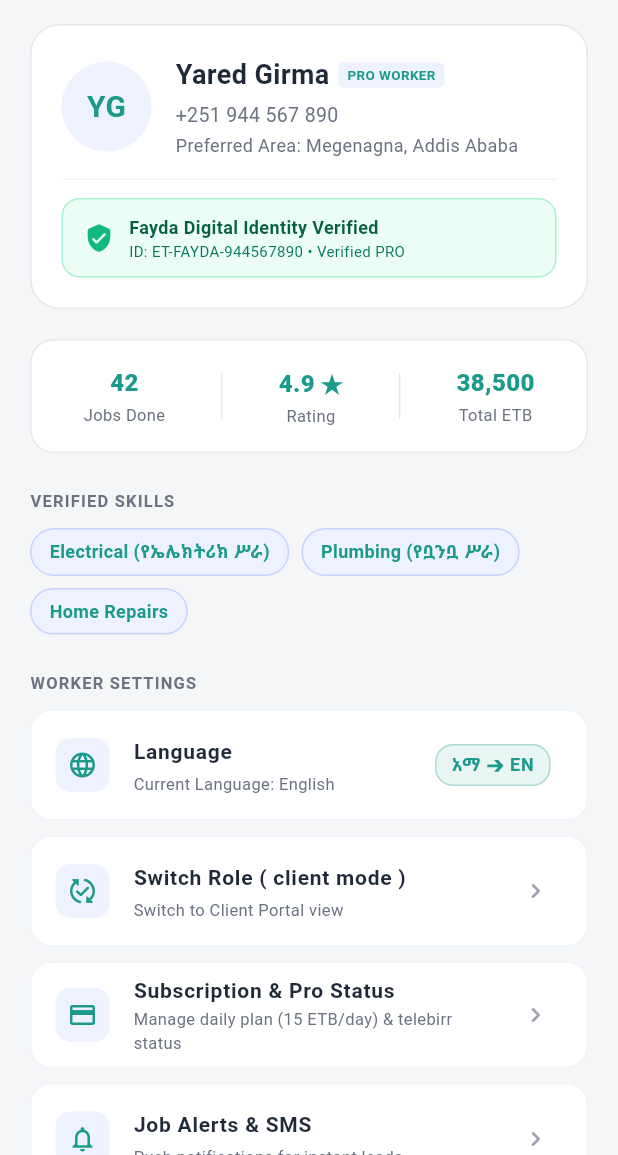
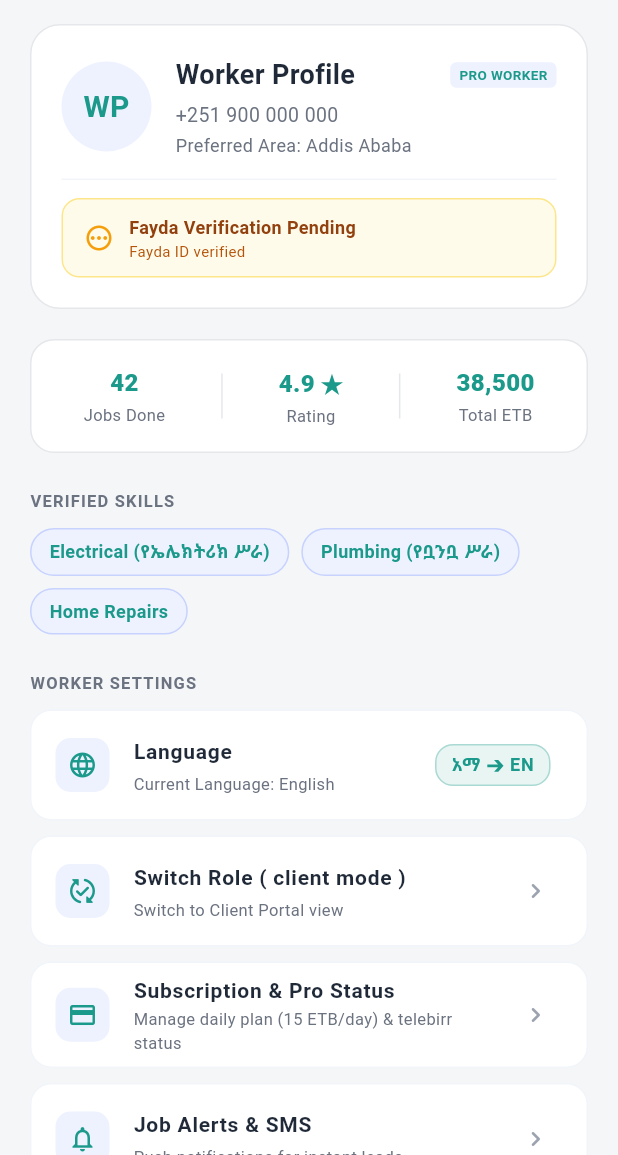
Before and after one commit to Leul0M/Seralegn, a Flutter app: the WorkerProfileScreen screen opened directly with empty values, on a phone screen of 412 x 824 dp, the part 81-1236 px from its top. Run offline on Flutter 3.47's test engine with Material 3 defaults, Android fonts, the phone set to English and light mode, and no system bars; our stand-ins replace flutter_dotenv, geolocator, get, hive_flutter, image_picker, supabase_flutter; missing offline and left inert: mobile_scanner; accounts and stored records are empty.

Commit message:
feat: update app icons and implement user profile data rendering with dynamic profile images

```diff
--- a/mobile/seralegn/lib/models/onboarding_data.dart
+++ b/mobile/seralegn/lib/models/onboarding_data.dart
@@ -39,9 +39,9 @@ class OnboardingData {
 
   void resetForRole(UserRole newRole) {
     role = newRole;
-    fullName = newRole.defaultNameExample;
-    phoneNumber = newRole.defaultPhoneExample;
-    neighborhood = newRole.defaultNeighborhoodExample;
+    fullName = '';
+    phoneNumber = '';
+    neighborhood = '';
     password = '';
     faydaNumber = '';
     isFaydaVerified = false;
--- a/mobile/seralegn/lib/screens/completion_screen.dart
+++ b/mobile/seralegn/lib/screens/completion_screen.dart
@@ -36,6 +36,7 @@ class _CompletionScreenState extends State<CompletionScreen> {
           phone: data.phoneNumber,
           password: data.password.isNotEmpty ? data.password : '123456',
           neighborhood: data.neighborhood,
+          profileImageBytes: data.profileImageBytes,
         );
       } else {
         await AuthService.instance.signUpWorker(
@@ -44,6 +45,8 @@ class _CompletionScreenState extends State<CompletionScreen> {
           password: data.password.isNotEmpty ? data.password : '123456',
           faydaNumber: data.faydaNumber,
           neighborhood: data.neighborhood,
+          isFaydaVerified: data.isFaydaVerified,
+          profileImageBytes: data.profileImageBytes,
         );
       }
 
--- a/mobile/seralegn/lib/screens/worker/worker_profile_screen.dart
+++ b/mobile/seralegn/lib/screens/worker/worker_profile_screen.dart
@@ -1,6 +1,9 @@
+import 'dart:convert';
+import 'dart:typed_data';
 import 'package:flutter/material.dart';
 import 'package:get/get.dart';
 import '../../providers/language_provider.dart';
+import '../../services/hive_service.dart';
 import '../../theme/app_theme.dart';
 import 'worker_subscription_screen.dart';
 
@@ -13,6 +16,14 @@ class WorkerProfileScreen extends StatelessWidget {
     required this.onSwitchRole,
     required this.onLogout,
   });
+
+  String _getInitials(String name) {
+    final clean = name.trim();
+    if (clean.isEmpty) return 'W';
+    final parts = clean.split(RegExp(r'\s+'));
+    if (parts.length == 1) return parts.first[0].toUpperCase();
+    return (parts.first[0] + parts.last[0]).toUpperCase();
+  }
 
   void _confirmLogout(BuildContext context, LanguageController lang) {
     showDialog(
@@ -68,6 +79,27 @@ class WorkerProfileScreen extends StatelessWidget {
   Widget build(BuildContext context) {
     final lang = Get.find<LanguageController>();
 
+    final userData = HiveService.instance.getUserData();
+    final name = (userData['fullName'] as String? ?? '').isNotEmpty
+        ? userData['fullName'] as String
+        : 'Worker Profile';
+    final phone = (userData['phoneNumber'] as String? ?? '').isNotEmpty
+        ? userData['phoneNumber'] as String
+        : '+251 900 000 000';
+    final neighborhood = (userData['neighborhood'] as String? ?? '').isNotEmpty
+        ? userData['neighborhood'] as String
+        : 'Addis Ababa';
+    final faydaNumber = (userData['faydaNumber'] as String? ?? '');
+    final isFaydaVerified = (userData['isFaydaVerified'] as bool? ?? false);
+    final profilePhotoBase64 = (userData['profilePhoto'] as String? ?? '');
+
+    Uint8List? photoBytes;
+    if (profilePhotoBase64.isNotEmpty) {
+      try {
+        photoBytes = base64Decode(profilePhotoBase64);
+      } catch (_) {}
+    }
+
     return Obx(() => Scaffold(
       backgroundColor: AppTheme.backgroundLight,
       body: SafeArea(
@@ -101,14 +133,17 @@ class WorkerProfileScreen extends StatelessWidget {
                         CircleAvatar(
                           radius: 30,
                           backgroundColor: const Color(0xFFEEF2FF),
-                          child: const Text(
-                            'YG',
-                            style: TextStyle(
+                          backgroundImage: photoBytes != null ? MemoryImage(photoBytes) : null,
+                          child: photoBytes == null
+                              ? Text(
+                                  _getInitials(name),
+                                  style: const TextStyle(
                                     fontSize: 20,
                                     fontWeight: FontWeight.bold,
                                     color: AppTheme.primaryTeal,
                                   ),
-                          ),
+                                )
+                              : null,
                         ),
                         const SizedBox(width: 16),
                         Expanded(
@@ -117,12 +152,15 @@ class WorkerProfileScreen extends StatelessWidget {
                             children: [
                               Row(
                                 children: [
-                                  const Text(
-                                    'Yared Girma',
-                                    style: TextStyle(
+                                  Expanded(
+                                    child: Text(
+                                      name,
+                                      style: const TextStyle(
                                         fontSize: 18,
                                         fontWeight: FontWeight.bold,
                                         color: AppTheme.darkText,
+                                      ),
+                                      overflow: TextOverflow.ellipsis,
                                     ),
                                   ),
                                   const SizedBox(width: 6),
@@ -147,17 +185,17 @@ class WorkerProfileScreen extends StatelessWidget {
                                 ],
                               ),
                               const SizedBox(height: 4),
-                              const Text(
-                                '+251 944 567 890',
-                                style: TextStyle(
+                              Text(
+                                phone,
+                                style: const TextStyle(
                                   fontSize: 13,
                                   color: AppTheme.secondaryText,
                                 ),
                               ),
                               const SizedBox(height: 2),
-                              const Text(
-                                'Preferred Area: Megenagna, Addis Ababa',
-                                style: TextStyle(
+                              Text(
+                                'Preferred Area: $neighborhood',
+                                style: const TextStyle(
                                   fontSize: 12,
                                   color: AppTheme.secondaryText,
                                 ),
@@ -178,35 +216,37 @@ class WorkerProfileScreen extends StatelessWidget {
                         vertical: 10,
                       ),
                       decoration: BoxDecoration(
-                        color: const Color(0xFFECFDF5),
+                        color: isFaydaVerified ? const Color(0xFFECFDF5) : const Color(0xFFFFFBEB),
                         borderRadius: BorderRadius.circular(12),
-                        border: Border.all(color: const Color(0xFFA7F3D0)),
+                        border: Border.all(color: isFaydaVerified ? const Color(0xFFA7F3D0) : const Color(0xFFFDE68A)),
                       ),
                       child: Row(
-                        children: const [
+                        children: [
                           Icon(
-                            Icons.verified_user_rounded,
-                            color: Color(0xFF10B981),
+                            isFaydaVerified ? Icons.verified_user_rounded : Icons.pending_outlined,
+                            color: isFaydaVerified ? const Color(0xFF10B981) : const Color(0xFFF59E0B),
                             size: 20,
                           ),
-                          SizedBox(width: 10),
+                          const SizedBox(width: 10),
                           Expanded(
                             child: Column(
                               crossAxisAlignment: CrossAxisAlignment.start,
                               children: [
                                 Text(
-                                  'Fayda Digital Identity Verified',
+                                  isFaydaVerified ? 'Fayda Digital Identity Verified' : 'Fayda Verification Pending',
                                   style: TextStyle(
                                     fontSize: 12,
                                     fontWeight: FontWeight.bold,
-                                    color: Color(0xFF065F46),
+                                    color: isFaydaVerified ? const Color(0xFF065F46) : const Color(0xFF92400E),
                                   ),
                                 ),
                                 Text(
-                                  'ID: ET-FAYDA-944567890 • Verified PRO',
+                                  faydaNumber.isNotEmpty
+                                      ? 'ID: $faydaNumber • ${isFaydaVerified ? "Verified PRO" : "Pending Review"}'
+                                      : 'Fayda ID verified',
                                   style: TextStyle(
                                     fontSize: 10,
-                                    color: Color(0xFF047857),
+                                    color: isFaydaVerified ? const Color(0xFF047857) : const Color(0xFFB45309),
                                   ),
                                 ),
                               ],
--- a/mobile/seralegn/lib/services/hive_service.dart
+++ b/mobile/seralegn/lib/services/hive_service.dart
@@ -1,3 +1,5 @@
+import 'dart:convert';
+import 'dart:math';
 import 'package:hive_flutter/hive_flutter.dart';
 import '../models/user_role.dart';
 
@@ -22,6 +24,13 @@ class HiveService {
     _box = await Hive.openBox(boxName);
   }
 
+  /// Generates a cryptographically secure random salt for per-user local password hashing
+  String generateRandomSalt() {
+    final random = Random.secure();
+    final values = List<int>.generate(16, (_) => random.nextInt(256));
+    return base64UrlEncode(values);
+  }
+
   /// Save logged-in user session & profile locally in Hive
   Future<void> saveSession({
     required UserRole role,
@@ -29,8 +38,10 @@ class HiveService {
     required String phoneNumber,
     String neighborhood = '',
     String password = '',
+    String passwordSalt = '',
     String faydaNumber = '',
     bool isFaydaVerified = false,
+    String profilePhoto = '',
   }) async {
     await _authBox.put('is_logged_in', true);
     await _authBox.put('user_role', role.name);
@@ -40,10 +51,16 @@ class HiveService {
     if (password.isNotEmpty) {
       await _authBox.put('password', password);
     }
+    if (passwordSalt.isNotEmpty) {
+      await _authBox.put('password_salt', passwordSalt);
+    }
     if (faydaNumber.isNotEmpty) {
       await _authBox.put('fayda_number', faydaNumber);
     }
     await _authBox.put('is_fayda_verified', isFaydaVerified);
+    if (profilePhoto.isNotEmpty) {
+      await _authBox.put('profile_photo', profilePhoto);
+    }
   }
 
   /// Check if a user is logged in
@@ -71,8 +88,10 @@ class HiveService {
       'phoneNumber': _authBox.get('phone_number', defaultValue: '') as String,
       'neighborhood': _authBox.get('neighborhood', defaultValue: '') as String,
       'password': _authBox.get('password', defaultValue: '') as String,
+      'passwordSalt': _authBox.get('password_salt', defaultValue: '') as String,
       'faydaNumber': _authBox.get('fayda_number', defaultValue: '') as String,
       'isFaydaVerified': _authBox.get('is_fayda_verified', defaultValue: false) as bool,
+      'profilePhoto': _authBox.get('profile_photo', defaultValue: '') as String,
     };
   }
 
```
Also changed, not shown: mobile/seralegn/flutter_launcher_icons.yaml (added, +22 -0 lines), mobile/seralegn/lib/screens/client/client_profile_screen.dart (+49 -13 lines), mobile/seralegn/lib/services/auth_service.dart (+187 -34 lines), mobile/seralegn/pubspec.yaml (+18 -0 lines), mobile/seralegn/assets/app_icon.png (added), mobile/seralegn/assets/back.png (added), mobile/seralegn/assets/front.png (added), mobile/seralegn/pubspec.lock, 54 other files. Lines whose indentation alone changed are shown as unchanged.
